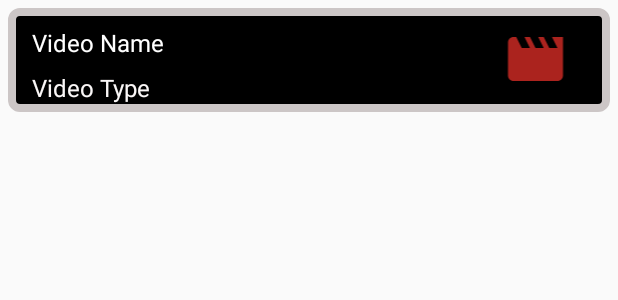
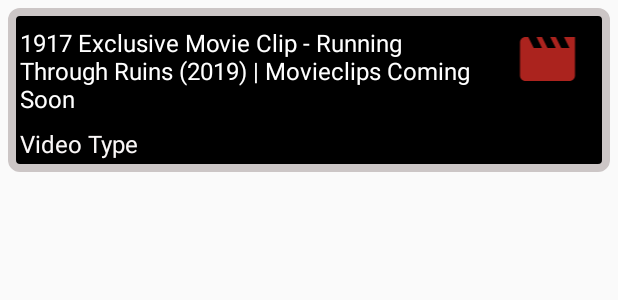
Before and after one commit to mum6ojum6o/PopularMovies, an Android app: the layout video_list_items.xml on its own in the app's theme, with its tools: preview values and no code run, on a phone screen of 412 x 824 dp. Shown: the top 300 px of the screen. Run offline under Robolectric (Android 15) with nearby library versions, the phone set to English and light mode, and no system bars.

Commit message:
UI enhancements

```diff
--- a/app/build.gradle
+++ b/app/build.gradle
@@ -18,6 +18,7 @@
         versionName "1.0"
         testInstrumentationRunner "androidx.test.runner.AndroidJUnitRunner"
         buildConfigField("String", "API_KEY", apikeyProperties['API_KEY'])
+        android.defaultConfig.vectorDrawables.useSupportLibrary = true
     }
     buildTypes {
         release {
--- a/app/src/main/java/com/mumbojumbo/popularmovies/MovieDetailActivity.java
+++ b/app/src/main/java/com/mumbojumbo/popularmovies/MovieDetailActivity.java
@@ -93,6 +93,7 @@
         if(savedInstanceState != null){
             restoreMiscViews(savedInstanceState);
         }
+        mMovieMiscDetails.setHasFixedSize(false);
 
 
     }
@@ -158,8 +159,7 @@
             mVideosVisible = true;
             mCommentsVisible = false;
             mVideos.setBackgroundColor(getResources().getColor(R.color.colorAccent));
-            LinearLayoutManager linearLayoutManager = new LinearLayoutManager(this,
-                    RecyclerView.HORIZONTAL,false);
+            LinearLayoutManager linearLayoutManager = new LinearLayoutManager(this);
             mMovieMiscDetails.setLayoutManager(linearLayoutManager);
             mVideoAdapter.setmVideos(mVideoList);
             mMovieMiscDetails.setAdapter(mVideoAdapter);
@@ -181,8 +181,7 @@
             mCommentsVisible = true;
             mVideosVisible = false;
             mReviews.setBackgroundColor(getResources().getColor(R.color.colorAccent));
-            LinearLayoutManager linearLayoutManager = new LinearLayoutManager(this,
-                    RecyclerView.HORIZONTAL,false);
+            LinearLayoutManager linearLayoutManager = new LinearLayoutManager(this);
             mMovieMiscDetails.setLayoutManager(linearLayoutManager);
             mMovieReviewAdapter.setReview(mReviewsList);
             mMovieMiscDetails.setAdapter(mMovieReviewAdapter);
--- a/app/src/main/res/layout/activity_movie_detail.xml
+++ b/app/src/main/res/layout/activity_movie_detail.xml
@@ -16,7 +16,6 @@
             android:id="@+id/iv_movie_poster_detail"
             android:layout_width="match_parent"
             android:layout_height="wrap_content"
-            android:layout_marginTop="8dp"
             android:scaleType="fitXY"
             app:layout_constrainedHeight="false"
             app:layout_constrainedWidth="false"
--- a/app/src/main/res/layout/video_list_items.xml
+++ b/app/src/main/res/layout/video_list_items.xml
@@ -7,47 +7,49 @@
     android:layout_margin="5dp"
     android:background="@drawable/black_background">
 
+    <ImageView
+        android:id="@+id/imageView"
+        android:layout_width="67dp"
+        android:layout_height="44dp"
+        android:layout_marginTop="12dp"
+        android:layout_marginEnd="8dp"
+        android:layout_marginRight="8dp"
+        android:contentDescription="Trailer Icon"
+        app:layout_constraintEnd_toEndOf="parent"
+        app:layout_constraintTop_toTopOf="parent"
+        app:srcCompat="@drawable/ic_trailer" />
 
     <TextView
         android:id="@+id/tv_video_name"
-        android:layout_width="wrap_content"
+        android:layout_width="0dp"
         android:layout_height="wrap_content"
-        android:layout_marginStart="16dp"
-        android:layout_marginLeft="16dp"
+        android:layout_marginStart="8dp"
+        android:layout_marginLeft="8dp"
         android:layout_marginTop="12dp"
+        android:layout_marginEnd="8dp"
+        android:layout_marginRight="8dp"
         android:textColor="#FFFFFF"
         android:textSize="16sp"
         app:layout_constraintEnd_toStartOf="@+id/imageView"
         app:layout_constraintHorizontal_bias="0.0"
         app:layout_constraintStart_toStartOf="parent"
         app:layout_constraintTop_toTopOf="parent"
-        tools:text="Video Name" />
+        tools:text="1917 Exclusive Movie Clip - Running Through Ruins (2019) | Movieclips Coming Soon" />
 
     <TextView
         android:id="@+id/tv_video_type"
         android:layout_width="wrap_content"
         android:layout_height="wrap_content"
         android:layout_marginTop="8dp"
-        android:layout_marginBottom="5dp"
+        android:layout_marginBottom="8dp"
         android:text="TextView"
         android:textColor="#FAF7F7"
+
         android:textSize="16sp"
         app:layout_constraintBottom_toBottomOf="parent"
-        app:layout_constraintEnd_toStartOf="@+id/imageView"
-        app:layout_constraintHorizontal_bias="0.0"
         app:layout_constraintStart_toStartOf="@+id/tv_video_name"
         app:layout_constraintTop_toBottomOf="@+id/tv_video_name"
-        app:layout_constraintVertical_bias="0.0"
         tools:text="Video Type" />
 
-    <ImageView
-        android:id="@+id/imageView"
-        android:layout_width="67dp"
-        android:layout_height="44dp"
-        android:layout_marginTop="12dp"
-        android:layout_marginEnd="16dp"
-        android:layout_marginRight="16dp"
-        app:layout_constraintEnd_toEndOf="parent"
-        app:layout_constraintTop_toTopOf="parent"
-        app:srcCompat="@drawable/ic_trailer" />
+
 </androidx.constraintlayout.widget.ConstraintLayout>
```
